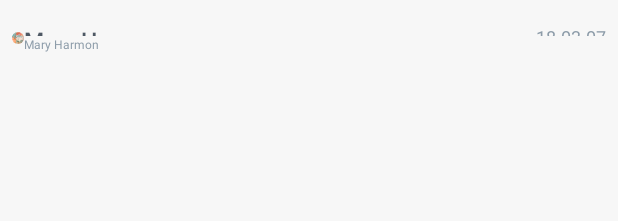
After one commit to Phillip0527/YuTalKer, an Android app: the layout cell_chat_list.xml on its own in the app's theme, with its tools: preview values and no code run, on a phone screen of 412 x 824 dp. The commit adds this screen. Shown: the top 221 px of the screen. Run offline under Robolectric (Android 15) with nearby library versions, the phone set to English and light mode, and no system bars.

Commit message:
历史聊天记录

```diff
--- /dev/null
+++ b/app/src/main/res/layout/cell_chat_list.xml
@@ -0,0 +1,66 @@
+<?xml version="1.0" encoding="utf-8"?>
+<FrameLayout xmlns:android="http://schemas.android.com/apk/res/android"
+    xmlns:tools="http://schemas.android.com/tools"
+    android:layout_width="match_parent"
+    android:layout_height="wrap_content"
+    android:layout_marginBottom="@dimen/len_2"
+    android:layout_marginTop="@dimen/len_2"
+    android:foreground="@drawable/ic_touch_fg"
+    android:paddingBottom="@dimen/len_10"
+    android:paddingEnd="@dimen/len_16"
+    android:paddingStart="@dimen/len_16"
+    android:paddingTop="@dimen/len_10">
+
+    <com.im.yutalker.common.widget.PortraitView
+        android:id="@+id/im_portrait"
+        android:layout_width="@dimen/portraitSize"
+        android:layout_height="@dimen/portraitSize"
+        android:layout_gravity="start|center_vertical"
+        android:src="@drawable/default_portrait" />
+
+    <TextView
+        android:id="@+id/txt_name"
+        android:layout_width="match_parent"
+        android:layout_height="@dimen/len_24"
+        android:layout_gravity="start"
+        android:layout_marginEnd="@dimen/len_60"
+        android:layout_marginStart="@dimen/len_52"
+        android:ellipsize="end"
+        android:gravity="center_vertical"
+        android:lines="1"
+        android:textAppearance="@style/TextAppearance.AppCompat.Title"
+        android:textColor="@color/textPrimary"
+        android:textSize="@dimen/fontNameSize"
+        tools:text="Mary Harmon" />
+
+    <TextView
+        android:id="@+id/txt_content"
+        android:layout_width="match_parent"
+        android:layout_height="wrap_content"
+        android:layout_gravity="start"
+        android:layout_marginStart="@dimen/len_52"
+        android:layout_marginTop="@dimen/len_24"
+        android:ellipsize="end"
+        android:gravity="center_vertical"
+        android:lines="1"
+        android:maxLength="32"
+        android:textAppearance="@style/TextAppearance.AppCompat.Body1"
+        android:textColor="@color/textSecond"
+        android:textSize="@dimen/font_12"
+        tools:text="Mary Harmon" />
+
+    <TextView
+        android:id="@+id/txt_time"
+        android:layout_width="wrap_content"
+        android:layout_height="@dimen/len_24"
+        android:layout_gravity="end"
+        android:ellipsize="end"
+        android:gravity="center_vertical"
+        android:lines="1"
+        android:maxLength="32"
+        android:textAppearance="@style/TextAppearance.AppCompat.Caption"
+        android:textColor="@color/textSecond"
+        tools:text="18-03-07" />
+
+
+</FrameLayout>
--- a/common/src/main/java/com/im/yutalker/common/Common.java
+++ b/common/src/main/java/com/im/yutalker/common/Common.java
@@ -15,6 +15,7 @@ public class Common {
         String REGEX_MOBILE="[1][3,4,5,7,8][0-9]{9}$";
 
         // 基础的网络请求地址
+//        String API_URL="http://39.107.78.44/api/";
         String API_URL="http://39.107.78.44/api/";
     }
 }
```
Also changed, not shown: app/src/main/java/com/im/yutalker/push/activities/MessageActivity.java (+17 -0 lines), app/src/main/java/com/im/yutalker/push/fragments/main/ActiveFragment.java (+98 -5 lines), app/src/main/res/layout/fragment_active.xml (+16 -0 lines), common/src/main/java/com/im/yutalker/utils/DateTimeUtil.java (added, +24 -0 lines), factory/src/main/java/com/im/yutalker/factory/presenter/message/SessionContract.java (added, +19 -0 lines), factory/src/main/java/com/im/yutalker/factory/presenter/message/SessionPresenter.java (added, +9 -0 lines).
